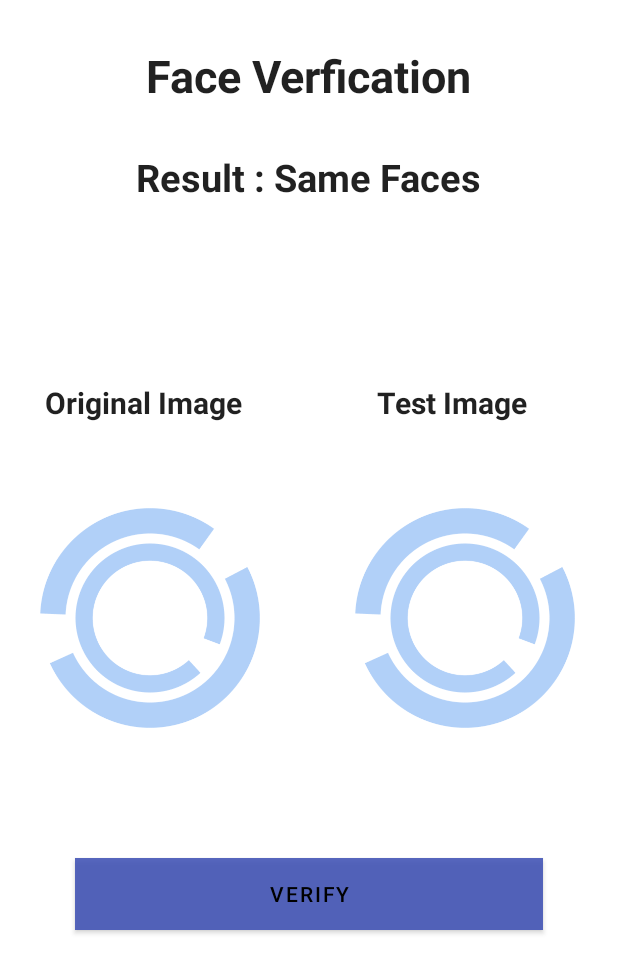
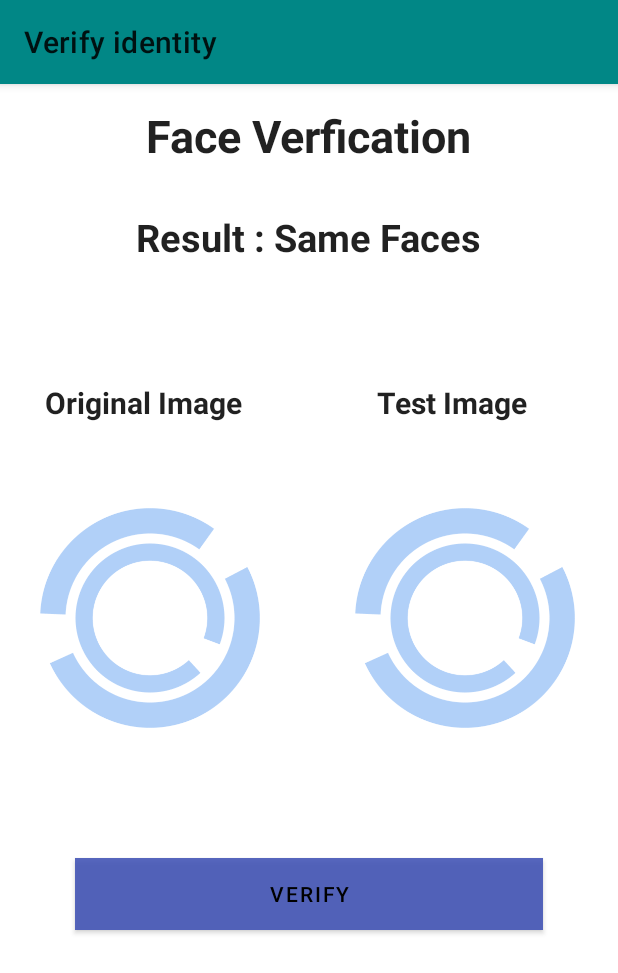
Before and after one commit to yahyamouman/ChatID, an Android app: the VerifyActivity screen opened directly, with no data from a screen before it, after a tap on "VERIFY", on a phone screen of 412 x 824 dp. Shown: the top 973 px of the screen. Run offline under Robolectric (Android 15) with nearby library versions, the phone set to English and light mode, and no system bars; our stand-ins replace CircleImageView, Firebase (no records; nobody signed in at launch, a user with empty details on screens opened directly); libraries missing offline, so code that uses them is left out: com.google.mlkit.vision, org.tensorflow.lite; 1 statement that could not run was skipped.

Commit message:
Stored Image after Verification

```diff
--- a/app/src/main/java/com/chatid/app/VerifyActivity.java
+++ b/app/src/main/java/com/chatid/app/VerifyActivity.java
@@ -26,6 +26,10 @@ import android.widget.Toast;
 
 import com.google.android.gms.tasks.OnFailureListener;
 import com.google.android.gms.tasks.OnSuccessListener;
+import com.google.firebase.auth.FirebaseAuth;
+import com.google.firebase.auth.FirebaseUser;
+import com.google.firebase.storage.FirebaseStorage;
+import com.google.firebase.storage.StorageReference;
 import com.google.mlkit.vision.common.InputImage;
 import com.google.mlkit.vision.face.Face;
 import com.google.mlkit.vision.face.FaceDetection;
@@ -53,6 +57,8 @@ public class VerifyActivity extends AppCompatActivity {
     protected Interpreter tflite;
     private  int imageSizeX;
     private  int imageSizeY;
+    private FirebaseStorage storage;
+    private StorageReference storageReference;
 
     private static final float IMAGE_MEAN = 0.0f;
     private static final float IMAGE_STD = 1.0f;
@@ -60,6 +66,7 @@ public class VerifyActivity extends AppCompatActivity {
     public Bitmap oribitmap,testbitmap;
     public static Bitmap cropped;
     Uri imageuri;
+    Uri imageuri1;
 
     ImageView oriImage,testImage;
     Button buverify;
@@ -72,6 +79,9 @@ public class VerifyActivity extends AppCompatActivity {
     protected void onCreate(Bundle savedInstanceState) {
         super.onCreate(savedInstanceState);
         setContentView(R.layout.activity_verify);
+
+        storage=FirebaseStorage.getInstance();
+        storageReference= storage.getReference();
 
         Toolbar toolbar = findViewById(R.id.toolbar);
         setSupportActionBar(toolbar);
@@ -135,8 +145,10 @@ public class VerifyActivity extends AppCompatActivity {
 
                 double distance=calculate_distance(ori_embedding,test_embedding);
 
-                if(distance<6.0)
+                if(distance<6.0) {
                     result_text.setText("Result : Same Faces");
+                    uploadPicture(imageuri1);
+                }
 
                 else
                     result_text.setText("Result : Different Faces");
@@ -144,6 +156,18 @@ public class VerifyActivity extends AppCompatActivity {
             }
 
         });
+
+    }
+
+    private void uploadPicture(Uri imageuri) {
+
+        FirebaseUser fuser;
+        String uid;
+        fuser=FirebaseAuth.getInstance().getCurrentUser();
+        uid=fuser.getUid();
+
+        StorageReference riversRef = storageReference.child("images/"+uid);
+        riversRef.putFile(imageuri);
 
     }
 
@@ -203,9 +227,9 @@ public class VerifyActivity extends AppCompatActivity {
         }
 
         if(requestCode==13 && resultCode==RESULT_OK && data!=null) {
-            imageuri = data.getData();
+            imageuri1 = data.getData();
             try {
-                testbitmap = MediaStore.Images.Media.getBitmap(getContentResolver(), imageuri);
+                testbitmap = MediaStore.Images.Media.getBitmap(getContentResolver(), imageuri1);
                 testImage.setImageBitmap(testbitmap);
                 face_detector(testbitmap,"test");
             } catch (IOException e) {
--- a/app/src/main/res/layout/activity_verify.xml
+++ b/app/src/main/res/layout/activity_verify.xml
@@ -6,6 +6,40 @@
     android:layout_height="match_parent"
     tools:context=".MainActivity">
 
+    <com.google.android.material.appbar.AppBarLayout
+        android:layout_width="match_parent"
+        android:layout_height="wrap_content">
+
+        <androidx.appcompat.widget.Toolbar
+            android:id="@+id/toolbar"
+            android:layout_width="match_parent"
+            android:layout_height="wrap_content"
+            android:background="@color/teal_700"
+            android:theme="@style/Widget.AppCompat.Light.ActionBar"
+            app:popupTheme="@style/MenuStyle">
+
+            <de.hdodenhof.circleimageview.CircleImageView
+                android:layout_width="30dp"
+                android:layout_height="30dp"
+                android:id="@+id/profile_image"/>
+
+            <TextView
+                android:layout_width="wrap_content"
+                android:layout_height="wrap_content"
+                android:id="@+id/username"
+                android:layout_marginLeft="25dp"
+                android:textColor="@color/purple_700"
+                android:textStyle="bold"
+                android:layout_marginStart="25dp"/>
+
+
+
+
+        </androidx.appcompat.widget.Toolbar>
+
+    </com.google.android.material.appbar.AppBarLayout>
+
+
     <TextView
         android:layout_width="wrap_content"
         android:layout_height="wrap_content"
@@ -13,7 +47,7 @@
         android:id="@+id/title"
         android:text="Face Verfication"
         android:textColor="@color/browser_actions_text_color"
-        android:layout_marginTop="30dp"
+        android:layout_marginTop="70dp"
         android:textSize="30dp"
         android:textStyle="bold"/>
     <TextView
--- a/build.gradle
+++ b/build.gradle
@@ -6,7 +6,7 @@ buildscript {
     }
     dependencies {
         classpath 'com.android.tools.build:gradle:4.1.3'
-        classpath 'com.google.gms:google-services:4.3.5'
+        classpath 'com.google.gms:google-services:4.3.8'
 
         // NOTE: Do not place your application dependencies here; they belong
         // in the individual module build.gradle files
```
